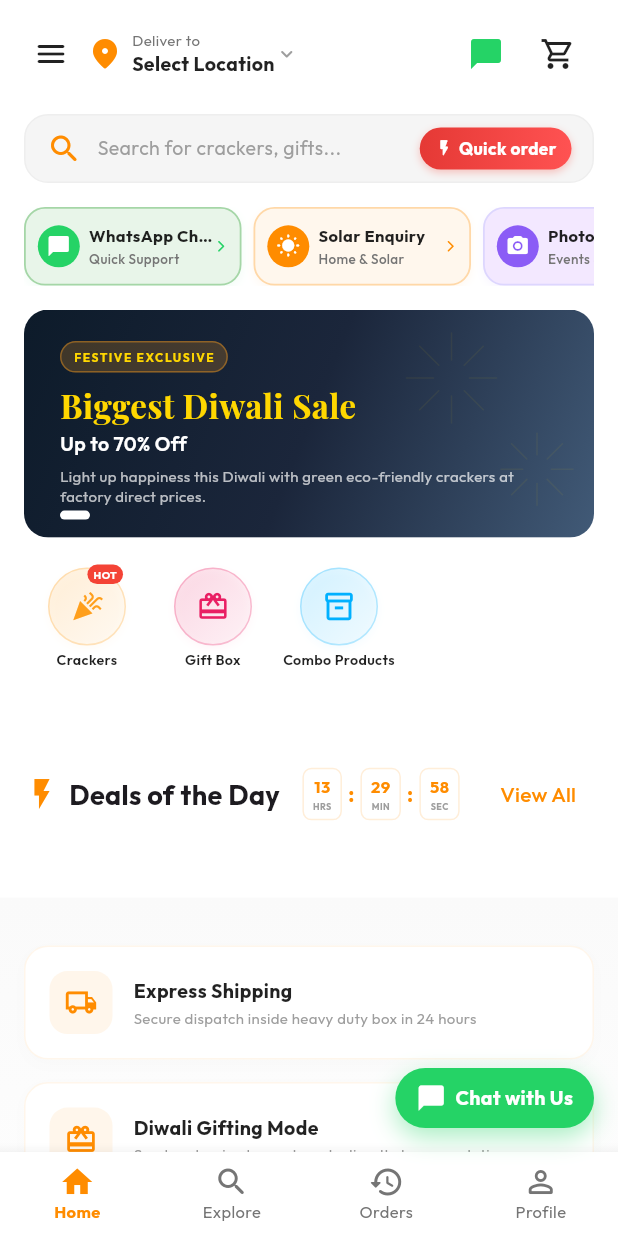
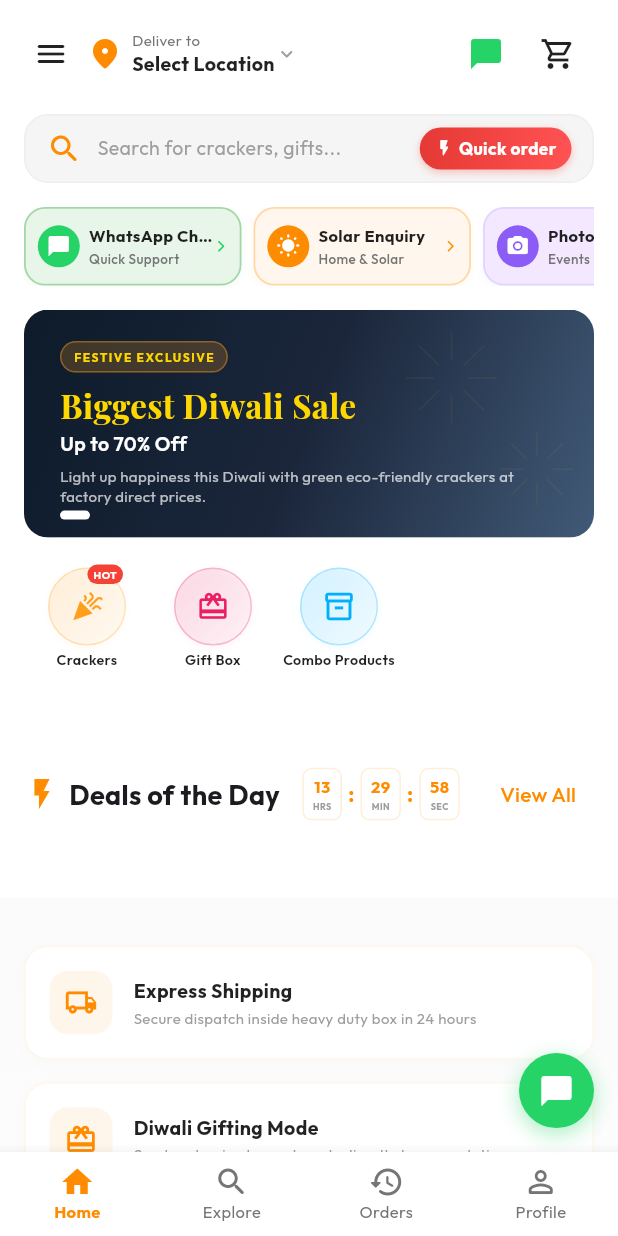
Before and after one commit to bhuvaneshwarans22022004-pixel/Cracks-App, a Flutter app: the HomeScreen screen opened directly, on a phone screen of 412 x 824 dp. Run offline on Flutter 3.47's test engine with Material 3 defaults, Android fonts, the phone set to English and light mode, and no system bars; our stand-ins replace cached_network_image, dio, firebase_auth, firebase_core, firebase_remote_config, flutter_svg and 7 more; accounts and stored records are empty; network calls fail.

Commit message:
15/08/202622

```diff
--- a/lib/screens/home/home_screen.dart
+++ b/lib/screens/home/home_screen.dart
@@ -28,6 +28,7 @@
 import '../../widgets/web_footer.dart';
 import '../../services/update_service.dart';
 import 'package:cached_network_image/cached_network_image.dart';
+import '../../widgets/custom_image.dart';
 import '../../models/product.dart';
 import '../product/product_detail_screen.dart';
 import '../offer/offer_detail_screen.dart';
@@ -573,36 +574,24 @@
               mainAxisSize: MainAxisSize.min,
               crossAxisAlignment: CrossAxisAlignment.end,
               children: [
-                // 1. Floating WhatsApp Chat FAB
                 GestureDetector(
                   onTap: () => WhatsAppHelper.launchGeneralChat(),
                   child: Container(
-                    padding: const EdgeInsets.symmetric(horizontal: 14, vertical: 10),
+                    width: 50,
+                    height: 50,
                     decoration: BoxDecoration(
                       color: const Color(0xFF25D366), // Official WhatsApp Green
-                      borderRadius: BorderRadius.circular(30),
+                      shape: BoxShape.circle,
                       boxShadow: [
                         BoxShadow(
                           color: const Color(0xFF25D366).withOpacity(0.4),
-                          blurRadius: 14,
-                          offset: const Offset(0, 6),
+                          blurRadius: 12,
+                          offset: const Offset(0, 4),
                         )
                       ],
                     ),
-                    child: Row(
-                      mainAxisSize: MainAxisSize.min,
-                      children: [
-                        const Icon(Icons.chat_bubble_rounded, color: Colors.white, size: 20),
-                        const SizedBox(width: 6),
-                        Text(
-                          "Chat with Us",
-                          style: GoogleFonts.outfit(
-                            color: Colors.white,
-                            fontWeight: FontWeight.bold,
-                            fontSize: 13,
-                          ),
-                        ),
-                      ],
+                    child: const Center(
+                      child: Icon(Icons.chat_bubble_rounded, color: Colors.white, size: 24),
                     ),
                   ),
                 ),
@@ -2550,10 +2539,11 @@
                                         ),
                                         child: ClipRRect(
                                           borderRadius: BorderRadius.circular(12),
-                                          child: CachedNetworkImage(
+                                          child: CustomNetworkImage(
                                              imageUrl: product.image,
                                              fit: BoxFit.contain,
-                                            errorWidget: (context, url, error) => const Icon(
+                                             memCacheWidth: 150,
+                                             errorWidget: const Icon(
                                                Icons.celebration,
                                                color: Color(0xFFFF8C00),
                                                size: 32,
@@ -2636,7 +2626,7 @@
                                                 const Icon(Icons.star_rounded, color: Color(0xFFFFB703), size: 14),
                                                 const SizedBox(width: 2),
                                                 Text(
-                                                  "${product.rating}",
+                                                  "${product.displayRating}",
                                                   style: GoogleFonts.outfit(
                                                     fontSize: 11,
                                                     fontWeight: FontWeight.bold,
@@ -2644,7 +2634,7 @@
                                                   ),
                                                 ),
                                                 Text(
-                                                  " (${product.numReviews})",
+                                                  " (${product.displayNumReviews})",
                                                   style: GoogleFonts.outfit(
                                                     fontSize: 11,
                                                     color: Colors.grey[500],
--- a/lib/widgets/quick_order_sheet.dart
+++ b/lib/widgets/quick_order_sheet.dart
@@ -2,6 +2,7 @@
 import 'package:provider/provider.dart';
 import 'package:google_fonts/google_fonts.dart';
 import 'package:cached_network_image/cached_network_image.dart';
+import 'custom_image.dart';
 import '../models/product.dart';
 import '../providers/product_provider.dart';
 import '../providers/cart_provider.dart';
@@ -58,10 +59,11 @@
             width: 52,
             height: 52,
             color: Colors.grey[100],
-            child: CachedNetworkImage(
+            child: CustomNetworkImage(
               imageUrl: product.image,
               fit: BoxFit.contain,
-              errorWidget: (c, u, e) => const Icon(Icons.celebration, color: Color(0xFFFF9F1C), size: 24),
+              memCacheWidth: 100,
+              errorWidget: const Icon(Icons.celebration, color: Color(0xFFFF9F1C), size: 24),
             ),
           ),
         ),
```
Also changed, not shown: lib/models/product.dart (+24 -0 lines), lib/screens/offer/offer_detail_screen.dart (+7 -6 lines), lib/screens/product/product_detail_screen.dart (+8 -7 lines), lib/screens/wishlist/wishlist_screen.dart (+10 -8 lines), lib/widgets/custom_image.dart (added, +51 -0 lines), lib/widgets/product_card.dart (+7 -5 lines). Lines whose indentation alone changed are shown as unchanged.
